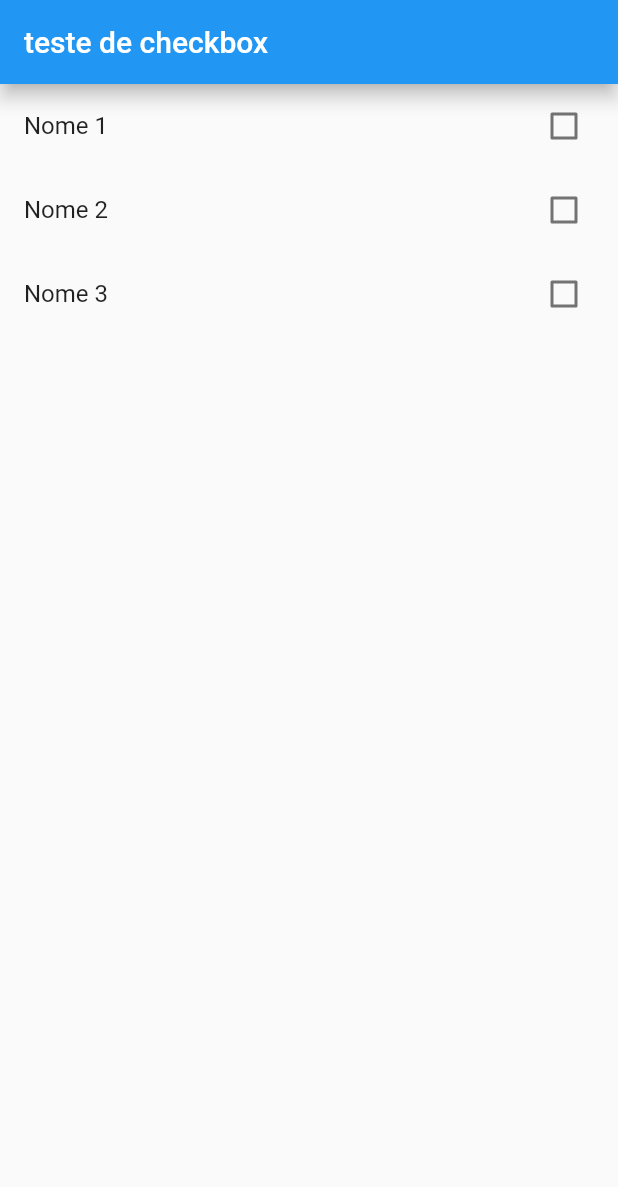
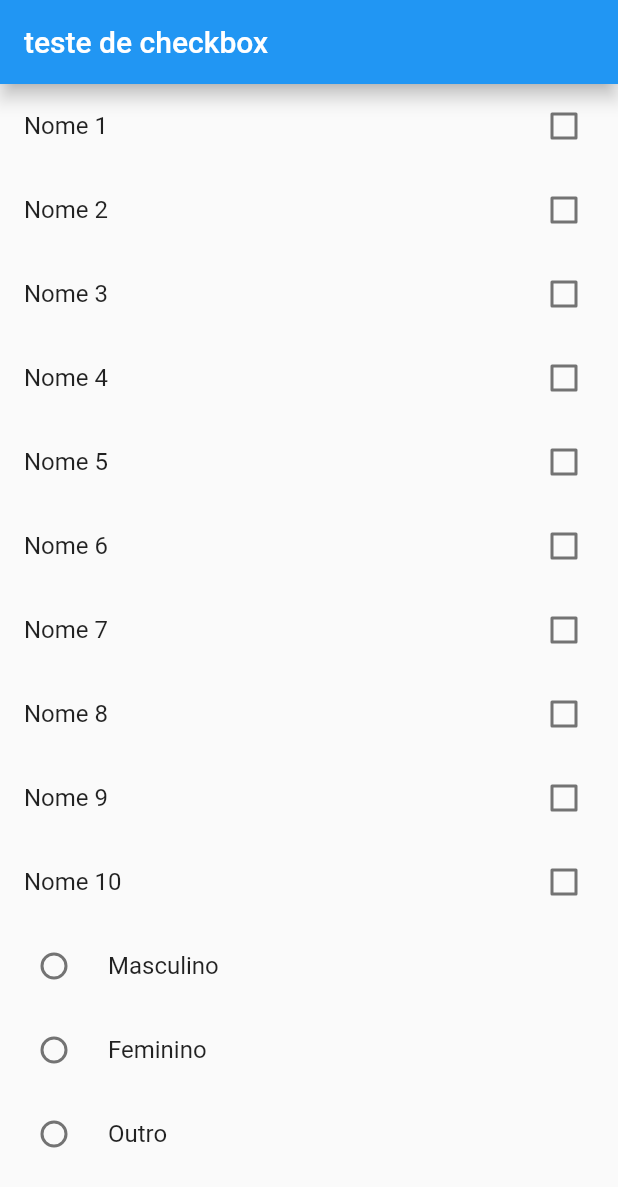
Before and after one commit to eduardoraffi/flutter_projects, a Flutter app: the screen it shows after launch, on a phone screen of 412 x 824 dp. Shown: the top 1187 px of the screen. Run offline on Flutter 3.47's test engine with Material 2 defaults, Android fonts, the phone set to English and light mode, and no system bars.

Commit message:
RadioButton

```diff
--- a/checkbtn_radiobt_switch_slider/lib/EntradaCheckbBox.dart
+++ b/checkbtn_radiobt_switch_slider/lib/EntradaCheckbBox.dart
@@ -1,4 +1,6 @@
 import 'package:flutter/material.dart';
+
+import 'EntradaRadioButton.dart';
 
 class EntradaCheckBox extends StatefulWidget {
   @override
@@ -6,14 +8,12 @@ class EntradaCheckBox extends StatefulWidget {
 }
 
 class _EntradaCheckBoxState extends State<EntradaCheckBox> {
-  List<CheckboxListTile> _cbList;
-
-  Map<String, bool> values;
+  Map<String, bool> _checkBoxConfig;
 
   @override
   void initState() {
     super.initState();
-    values = {'Nome 1': false, 'Nome 2': false, 'Nome 3': false};
+    _checkBoxConfig = {'Nome 1': false, 'Nome 2': false, 'Nome 3': false, 'Nome 4': false, 'Nome 5': false, 'Nome 6': false, 'Nome 7': false, 'Nome 8': false, 'Nome 9': false, 'Nome 10': false};
   }
 
   @override
@@ -24,60 +24,25 @@ class _EntradaCheckBoxState extends State<EntradaCheckBox> {
           elevation: 5,
         ),
         body: Container(
-        child: ListView(
-          children: <Widget>[
+            child: ListView(children: <Widget>[
           Column(
-              children: values.keys.map(
+            children: _checkBoxConfig.keys.map(
               (String key) {
                 return CheckboxListTile(
                   title: Text(key),
-                    value: values[key],
+                  value: _checkBoxConfig[key],
                   activeColor: Colors.blueGrey,
-                    selected: values[key],
+                  selected: _checkBoxConfig[key],
                   onChanged: (bool value) {
                     setState(() {
-                        values[key] = value;
+                      _checkBoxConfig[key] = value;
                     });
                   },
                 );
               },
             ).toList(),
           ),
-//            Column(
-//              children: values.keys.map(
-//                (String key) {
-//                  return Radio(
-//                    title: Text(key),
-//                    value: values[key],
-//                    onChanged: (bool value) {
-//                      setState(() {
-//                        values[key] = value;
-//                      });
-//                    },
-//                  );
-//                },
-//              ).toList(),
-//            ),
-          ],
-        ),
-      ),
-//      body: Container(
-//        child: Column(
-//          children: _cbList
-//
-//          /*<Widget>[
-////            Checkbox(
-////                value: _isCheckSelected,
-////                onChanged: (bool valor){
-////                  setState(() {
-////                    _isCheckSelected = valor;
-////                  });
-////                }
-////            )
-//          ]*/
-//          ,
-//        ),
-//      ),
-    );
+          EntradaRadioButton(),
+        ])));
   }
 }
--- /dev/null
+++ b/checkbtn_radiobt_switch_slider/lib/EntradaRadioButton.dart
@@ -0,0 +1,66 @@
+import 'package:flutter/material.dart';
+
+class EntradaRadioButton extends StatefulWidget {
+  @override
+  _EntradaRadioButtonState createState() => _EntradaRadioButtonState();
+}
+
+class _EntradaRadioButtonState extends State<EntradaRadioButton> {
+  int _choice;
+  Map<String, int> _radioNames;
+  List<String> _names;
+
+  @override
+  void initState() {
+    super.initState();
+    _radioNames = {'Masculino': 0, 'Feminino': 1, 'Outro': 2};
+    _names = ['Masculino', 'Feminino', 'Outro'];
+  }
+
+  @override
+  Widget build(BuildContext context) {
+    return Container(
+      child: Column(
+          children: _radioNames.keys
+              .map((String key) => RadioListTile(
+                    title: Text(_names[_radioNames[key]]),
+                    groupValue: _choice,
+                    value: _radioNames[key],
+                    onChanged: (userChoice) {
+                      setState(() {
+                        _choice = userChoice;
+                      });
+                    },
+                  ))
+              .toList()),
+    );
+  }
+
+//  teste() {
+//    return AboutListTile(
+//      aboutBoxChildren: <Widget>[
+//        Text("Aboutinterno")
+//      ],
+//      child: Text('batata'),
+//      applicationIcon: Icon(Icons.access_alarm),
+//      applicationLegalese: 'Nao viu license n',
+//      applicationName: "Naback delissia",
+//      applicationVersion: "1.2.10",
+//      icon: Icon(Icons.map),
+//      key: Key("batata"),
+//    )
+//        /*Dialog(
+//
+//      child: Container(
+//        child: Column(
+//          children: <Widget>[
+//            Text("tgeste"),
+//            RaisedButton(
+//              child: Text("AAAAAAAAA"),
+//            )
+//          ],
+//        ),
+//      ),
+//    )*/;
+//  }
+}
```
Lines whose indentation alone changed are shown as unchanged.
